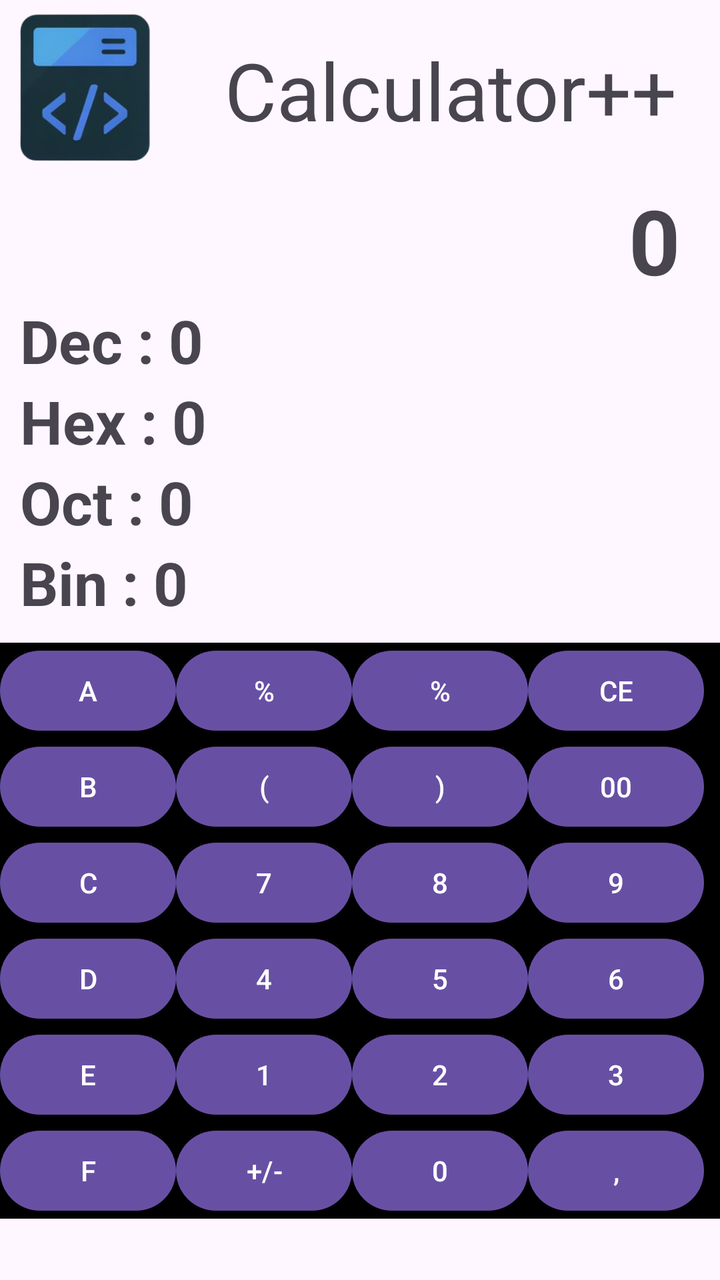
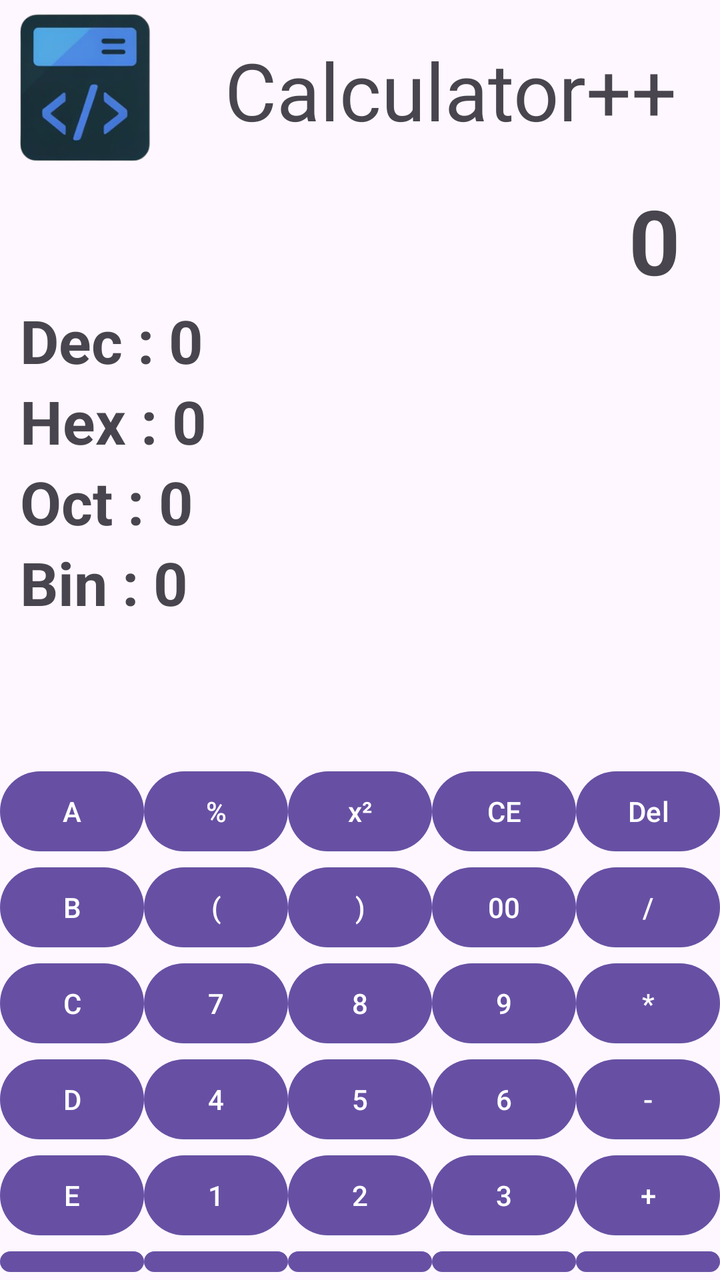

Compare the two renders of this Android layout. The source of the first and the diff that turns it into the second are given below.
<!-- AndroidManifest.xml: application theme Theme.JavaLearningApp -->
<!-- res/layout/activity_calculator.xml -->
<?xml version="1.0" encoding="utf-8"?>
<LinearLayout xmlns:android="http://schemas.android.com/apk/res/android"
    xmlns:app="http://schemas.android.com/apk/res-auto"
    xmlns:tools="http://schemas.android.com/tools"
    android:id="@+id/main"
    android:layout_width="match_parent"
    android:layout_height="match_parent"
    android:orientation="vertical"
    tools:context=".CalculatorActivity">

    <LinearLayout
        android:layout_width="match_parent"
        android:layout_height="wrap_content"
        android:gravity="center"
        android:orientation="horizontal">

        <ImageView
            android:layout_width="90dp"
            android:layout_height="90dp"
            android:layout_weight="0"
            android:src="@drawable/logo" />

        <TextView
            android:layout_width="wrap_content"
            android:layout_height="wrap_content"
            android:layout_weight="1"
            android:textSize="40dp"
            android:gravity="center"
            android:text="Calculator++" />

    </LinearLayout>
    
    <TextView
        android:layout_width="match_parent"
        android:layout_height="wrap_content"
        android:gravity="end"
        android:textStyle="bold"
        android:textSize="45dp"
        android:layout_marginEnd="20dp"
        android:text="0"/>
    
    <LinearLayout
        android:layout_width="match_parent"
        android:layout_height="wrap_content"
        android:orientation="vertical"
        android:layout_marginLeft="10dp"
        >

        <TextView
            android:layout_width="wrap_content"
            android:layout_height="wrap_content"
            android:textStyle="bold"
            android:textSize="30dp"
            android:text="Dec : 0"/>
        <TextView
            android:layout_width="wrap_content"
            android:layout_height="wrap_content"
            android:textStyle="bold"
            android:textSize="30dp"
            android:text="Hex : 0"/>
        <TextView
            android:layout_width="wrap_content"
            android:layout_height="wrap_content"
            android:textStyle="bold"
            android:textSize="30dp"
            android:text="Oct : 0"/>
        <TextView
            android:layout_width="wrap_content"
            android:layout_height="wrap_content"
            android:textStyle="bold"
            android:textSize="30dp"
            android:text="Bin : 0"/>
        
    </LinearLayout>

    <LinearLayout
        android:layout_width="match_parent"
        android:layout_height="wrap_content"
        android:layout_marginTop="10dp"
        android:background="@color/black">

        <LinearLayout
            android:layout_width="wrap_content"
            android:layout_height="wrap_content"
            android:orientation="vertical">

            <Button
                android:layout_width="wrap_content"
                android:layout_height="wrap_content"
                android:text="A" />
            <Button
                android:layout_width="wrap_content"
                android:layout_height="wrap_content"
                android:text="B" />
            <Button
                android:layout_width="wrap_content"
                android:layout_height="wrap_content"
                android:text="C" />
            <Button
                android:layout_width="wrap_content"
                android:layout_height="wrap_content"
                android:text="D" />
            <Button
                android:layout_width="wrap_content"
                android:layout_height="wrap_content"
                android:text="E" />
            <Button
                android:layout_width="wrap_content"
                android:layout_height="wrap_content"
                android:text="F" />

        </LinearLayout>

        <LinearLayout
            android:layout_width="wrap_content"
            android:layout_height="wrap_content"
            android:orientation="vertical">

            <Button
                android:layout_width="wrap_content"
                android:layout_height="wrap_content"
                android:text="%"
                />
            <Button
                android:layout_width="wrap_content"
                android:layout_height="wrap_content"
                android:text="("
                />
            <Button
                android:layout_width="wrap_content"
                android:layout_height="wrap_content"
                android:text="7"
                />
            <Button
                android:layout_width="wrap_content"
                android:layout_height="wrap_content"
                android:text="4"
                />
            <Button
                android:layout_width="wrap_content"
                android:layout_height="wrap_content"
                android:text="1"
                />
            <Button
                android:layout_width="wrap_content"
                android:layout_height="wrap_content"
                android:text="+/-"
                />

        </LinearLayout>
        <LinearLayout
            android:layout_width="wrap_content"
            android:layout_height="wrap_content"
            android:orientation="vertical">

            <Button
                android:layout_width="wrap_content"
                android:layout_height="wrap_content"
                android:text="%"
                />
            <Button
                android:layout_width="wrap_content"
                android:layout_height="wrap_content"
                android:text=")"
                />
            <Button
                android:layout_width="wrap_content"
                android:layout_height="wrap_content"
                android:text="8"
                />
            <Button
                android:layout_width="wrap_content"
                android:layout_height="wrap_content"
                android:text="5"
                />
            <Button
                android:layout_width="wrap_content"
                android:layout_height="wrap_content"
                android:text="2"
                />
            <Button
                android:layout_width="wrap_content"
                android:layout_height="wrap_content"
                android:text="0"
                />

        </LinearLayout>

        <LinearLayout
            android:layout_width="wrap_content"
            android:layout_height="wrap_content"
            android:orientation="vertical">

            <Button
                android:layout_width="wrap_content"
                android:layout_height="wrap_content"
                android:text="CE"
                />
            <Button
                android:layout_width="wrap_content"
                android:layout_height="wrap_content"
                android:text="00"
                />
            <Button
                android:layout_width="wrap_content"
                android:layout_height="wrap_content"
                android:text="9"
                />
            <Button
                android:layout_width="wrap_content"
                android:layout_height="wrap_content"
                android:text="6"
                />
            <Button
                android:layout_width="wrap_content"
                android:layout_height="wrap_content"
                android:text="3"
                />
            <Button
                android:layout_width="wrap_content"
                android:layout_height="wrap_content"
                android:text=","
                />

        </LinearLayout>



    </LinearLayout>

    

</LinearLayout>
<!-- resources referenced by this layout -->
<resources>
  <color name="black">#FF000000</color>
  <!-- drawable logo: png bitmap (drawable, 67366 bytes) -->
  <style name="Theme.JavaLearningApp" parent="Base.Theme.JavaLearningApp" />
  <style name="Base.Theme.JavaLearningApp" parent="Theme.Material3.DayNight.NoActionBar">
          
          
      </style>
</resources>

<!-- the commit's change to res/layout/activity_calculator.xml (unified diff, before → after) -->
@@ -73,161 +73,96 @@
         
     </LinearLayout>
 
+    <TextView
+        android:layout_width="match_parent"
+        android:layout_height="wrap_content"
+        android:text=""
+        android:textSize="30dp"
+        android:layout_margin="10dp"
+        />
+
     <LinearLayout
         android:layout_width="match_parent"
         android:layout_height="wrap_content"
         android:layout_marginTop="10dp"
-        android:background="@color/black">
+        android:orientation="horizontal">
 
+        
         <LinearLayout
-            android:layout_width="wrap_content"
+            android:layout_width="0dp"
             android:layout_height="wrap_content"
-            android:orientation="vertical">
+            android:orientation="vertical"
+            android:layout_weight="1">
 
-            <Button
-                android:layout_width="wrap_content"
-                android:layout_height="wrap_content"
-                android:text="A" />
-            <Button
-                android:layout_width="wrap_content"
-                android:layout_height="wrap_content"
-                android:text="B" />
-            <Button
-                android:layout_width="wrap_content"
-                android:layout_height="wrap_content"
-                android:text="C" />
-            <Button
-                android:layout_width="wrap_content"
-                android:layout_height="wrap_content"
-                android:text="D" />
-            <Button
-                android:layout_width="wrap_content"
-                android:layout_height="wrap_content"
-                android:text="E" />
-            <Button
-                android:layout_width="wrap_content"
-                android:layout_height="wrap_content"
-                android:text="F" />
-
+            <Button android:id="@+id/ButtonA" android:layout_width="match_parent" android:layout_height="wrap_content" android:text="A"/>
+            <Button android:id="@+id/ButtonB" android:layout_width="match_parent" android:layout_height="wrap_content" android:text="B"/>
+            <Button android:id="@+id/ButtonC" android:layout_width="match_parent" android:layout_height="wrap_content" android:text="C"/>
+            <Button android:id="@+id/ButtonD" android:layout_width="match_parent" android:layout_height="wrap_content" android:text="D"/>
+            <Button android:id="@+id/ButtonE" android:layout_width="match_parent" android:layout_height="wrap_content" android:text="E"/>
+            <Button android:id="@+id/ButtonF" android:layout_width="match_parent" android:layout_height="wrap_content" android:text="F"/>
         </LinearLayout>
 
+        
         <LinearLayout
-            android:layout_width="wrap_content"
+            android:layout_width="0dp"
             android:layout_height="wrap_content"
-            android:orientation="vertical">
+            android:orientation="vertical"
+            android:layout_weight="1">
 
-            <Button
-                android:layout_width="wrap_content"
-                android:layout_height="wrap_content"
-                android:text="%"
-                />
-            <Button
-                android:layout_width="wrap_content"
-                android:layout_height="wrap_content"
-                android:text="("
-                />
-            <Button
-                android:layout_width="wrap_content"
-                android:layout_height="wrap_content"
-                android:text="7"
-                />
-            <Button
-                android:layout_width="wrap_content"
-                android:layout_height="wrap_content"
-                android:text="4"
-                />
-            <Button
-                android:layout_width="wrap_content"
-                android:layout_height="wrap_content"
-                android:text="1"
-                />
-            <Button
-                android:layout_width="wrap_content"
-                android:layout_height="wrap_content"
-                android:text="+/-"
-                />
-
-        </LinearLayout>
-        <LinearLayout
-            android:layout_width="wrap_content"
-            android:layout_height="wrap_content"
-            android:orientation="vertical">
-
-            <Button
-                android:layout_width="wrap_content"
-                android:layout_height="wrap_content"
-                android:text="%"
-                />
-            <Button
-                android:layout_width="wrap_content"
-                android:layout_height="wrap_content"
-                android:text=")"
-                />
-            <Button
-                android:layout_width="wrap_content"
-                android:layout_height="wrap_content"
-                android:text="8"
-                />
-            <Button
-                android:layout_width="wrap_content"
-                android:layout_height="wrap_content"
-                android:text="5"
-                />
-            <Button
-                android:layout_width="wrap_content"
-                android:layout_height="wrap_content"
-                android:text="2"
-                />
-            <Button
-                android:layout_width="wrap_content"
-                android:layout_height="wrap_content"
-                android:text="0"
-                />
-
+            <Button android:id="@+id/ButtonModulo" android:layout_width="match_parent" android:layout_height="wrap_content" android:text="%"/>
+            <Button android:id="@+id/ButtonPLeft" android:layout_width="match_parent" android:layout_height="wrap_content" android:text="("/>
+            <Button android:id="@+id/Button7" android:layout_width="match_parent" android:layout_height="wrap_content" android:text="7"/>
+            <Button android:id="@+id/Button4" android:layout_width="match_parent" android:layout_height="wrap_content" android:text="4"/>
+            <Button android:id="@+id/Button1" android:layout_width="match_parent" android:layout_height="wrap_content" android:text="1"/>
+            <Button android:id="@+id/ButtonPlusMinus" android:layout_width="match_parent" android:layout_height="wrap_content" android:text="+/-"/>
         </LinearLayout>
 
+        
         <LinearLayout
-            android:layout_width="wrap_content"
+            android:layout_width="0dp"
             android:layout_height="wrap_content"
-            android:orientation="vertical">
+            android:orientation="vertical"
+            android:layout_weight="1">
 
-            <Button
-                android:layout_width="wrap_content"
-                android:layout_height="wrap_content"
-                android:text="CE"
-                />
-            <Button
-                android:layout_width="wrap_content"
-                android:layout_height="wrap_content"
-                android:text="00"
-                />
-            <Button
-                android:layout_width="wrap_content"
-                android:layout_height="wrap_content"
-                android:text="9"
-                />
-            <Button
-                android:layout_width="wrap_content"
-                android:layout_height="wrap_content"
-                android:text="6"
-                />
-            <Button
-                android:layout_width="wrap_content"
-                android:layout_height="wrap_content"
-                android:text="3"
-                />
-            <Button
-                android:layout_width="wrap_content"
-                android:layout_height="wrap_content"
-                android:text=","
-                />
-
+            <Button android:id="@+id/ButtonSquare" android:layout_width="match_parent" android:layout_height="wrap_content" android:text="x²"/>
+            <Button android:id="@+id/ButtonPright" android:layout_width="match_parent" android:layout_height="wrap_content" android:text=")"/>
+            <Button android:id="@+id/Button8" android:layout_width="match_parent" android:layout_height="wrap_content" android:text="8"/>
+            <Button android:id="@+id/Button5" android:layout_width="match_parent" android:layout_height="wrap_content" android:text="5"/>
+            <Button android:id="@+id/Button2" android:layout_width="match_parent" android:layout_height="wrap_content" android:text="2"/>
+            <Button android:id="@+id/Button0" android:layout_width="match_parent" android:layout_height="wrap_content" android:text="0"/>
         </LinearLayout>
 
+        
+        <LinearLayout
+            android:layout_width="0dp"
+            android:layout_height="wrap_content"
+            android:orientation="vertical"
+            android:layout_weight="1">
 
+            <Button android:id="@+id/ButtonReset" android:layout_width="match_parent" android:layout_height="wrap_content" android:text="CE"/>
+            <Button android:id="@+id/Button00" android:layout_width="match_parent" android:layout_height="wrap_content" android:text="00"/>
+            <Button android:id="@+id/Button9" android:layout_width="match_parent" android:layout_height="wrap_content" android:text="9"/>
+            <Button android:id="@+id/Button6" android:layout_width="match_parent" android:layout_height="wrap_content" android:text="6"/>
+            <Button android:id="@+id/Button3" android:layout_width="match_parent" android:layout_height="wrap_content" android:text="3"/>
+            <Button android:id="@+id/ButtonVirg" android:layout_width="match_parent" android:layout_height="wrap_content" android:text=","/>
+        </LinearLayout>
+
+        
+        <LinearLayout
+            android:layout_width="0dp"
+            android:layout_height="wrap_content"
+            android:orientation="vertical"
+            android:layout_weight="1">
+
+            <Button android:id="@+id/ButtonDel" android:layout_width="match_parent" android:layout_height="wrap_content" android:text="Del"/>
+            <Button android:id="@+id/ButtonDiv" android:layout_width="match_parent" android:layout_height="wrap_content" android:text="/"/>
+            <Button android:id="@+id/ButtonMul" android:layout_width="match_parent" android:layout_height="wrap_content" android:text="*"/>
+            <Button android:id="@+id/ButtonMinus" android:layout_width="match_parent" android:layout_height="wrap_content" android:text="-"/>
+            <Button android:id="@+id/ButtonPlus" android:layout_width="match_parent" android:layout_height="wrap_content" android:text="+"/>
+            <Button android:id="@+id/ButtonEqual" android:layout_width="match_parent" android:layout_height="wrap_content" android:text="="/>
+        </LinearLayout>
 
     </LinearLayout>
 
-    
 
 </LinearLayout>
<!-- resource entries referenced after the edit -->
@@ -1,6 +1,5 @@
 <!-- resources referenced by this layout -->
 <resources>
-  <color name="black">#FF000000</color>
   <!-- drawable logo: png bitmap (drawable, 67366 bytes) -->
   <style name="Theme.JavaLearningApp" parent="Base.Theme.JavaLearningApp" />
   <style name="Base.Theme.JavaLearningApp" parent="Theme.Material3.DayNight.NoActionBar">
